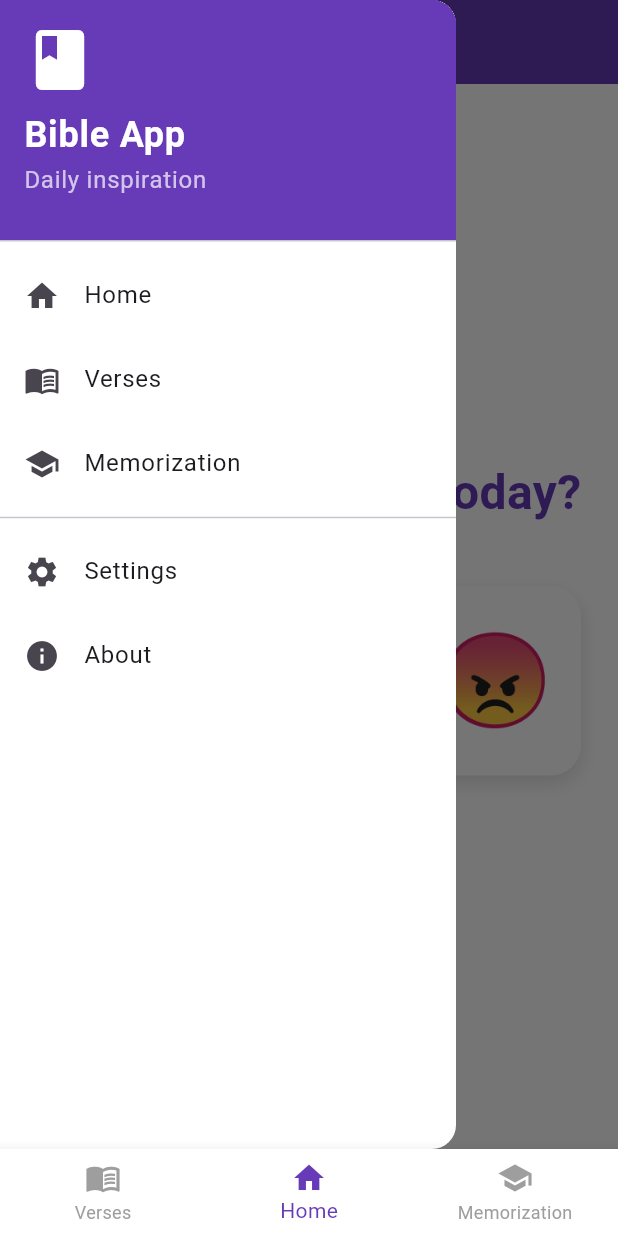
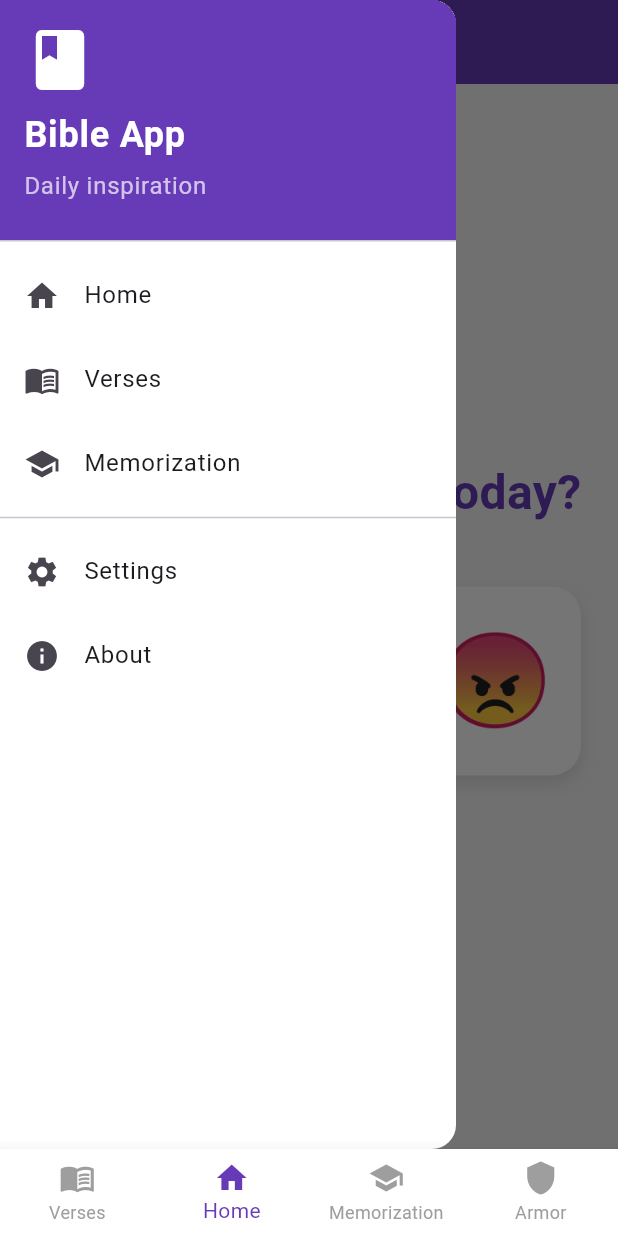
Before and after one commit to cysectools/bible-app, a Flutter app: the screen it shows after launch, in the side drawer, after a tap on the "menu" icon, on a phone screen of 412 x 824 dp. Run offline on Flutter 3.47's test engine with Material 3 defaults, Android fonts, the phone set to English and light mode, and no system bars; our stand-ins replace flutter_local_notifications, font_awesome_flutter, image_gallery_saver, image_picker, permission_handler, screenshot and 3 more; network calls fail.

Commit message:
Updatted Fonts, Armor, Drawer-Text, Icons

```diff
--- a/lib/main.dart
+++ b/lib/main.dart
@@ -1,6 +1,7 @@
 import 'package:flutter/material.dart';
 import 'services/notification_service.dart';
 import 'screens/main_navigation.dart';
+import 'screens/splash_screen.dart';
 
 void main() async {
   WidgetsFlutterBinding.ensureInitialized();
@@ -21,7 +22,7 @@ class MyApp extends StatelessWidget {
         primarySwatch: Colors.deepPurple,
         useMaterial3: true,
       ),
-      home: const MainNavigation(),
+      home: const SplashScreen(),
     );
   }
 }
--- a/lib/screens/home_screen.dart
+++ b/lib/screens/home_screen.dart
@@ -123,10 +123,13 @@ class _HomeScreenState extends State<HomeScreen> {
   @override
   Widget build(BuildContext context) {
     return Scaffold(
-      backgroundColor: Colors.white,
+      backgroundColor: Colors.grey[100],
       appBar: AppBar(
         title: const Text("📖 Daily Bible Verse"),
-        titleTextStyle: const TextStyle(color: Colors.white),
+        titleTextStyle: const TextStyle(
+          color: Colors.white,
+           fontSize: 20
+           ),
         backgroundColor: Colors.deepPurple,
         centerTitle: true,
         elevation: 0,
@@ -142,24 +145,31 @@ class _HomeScreenState extends State<HomeScreen> {
         child: ListView(
           padding: EdgeInsets.zero,
           children: [
-            const DrawerHeader(
-              decoration: BoxDecoration(
+            DrawerHeader(
+              decoration: const BoxDecoration(
                 color: Colors.deepPurple,
               ),
               child: Column(
                 crossAxisAlignment: CrossAxisAlignment.start,
                 children: [
-                  Icon(Icons.book, color: Colors.white, size: 48),
-                  SizedBox(height: 8),
-                  Text(
-                    'Bible App',
-                    style: TextStyle(
-                      color: Colors.white,
-                      fontSize: 24,
-                      fontWeight: FontWeight.bold,
+                  const Icon(Icons.book, color: Colors.white, size: 48),
+                  const SizedBox(height: 8),
+                  GestureDetector( // Must Wrap This Around Any Text Property Bro :/
+                    onTap: () {
+                      Navigator.pop(context);
+                      widget.onSelectTab?.call(1); // Home screen
+                    },
+                    child: const Text(
+                      'Bible App',
+                      style: TextStyle(
+                        color: Colors.white,
+                        fontSize: 24,
+                        fontWeight: FontWeight.bold,
+                      ),
                     ),
                   ),
-                  Text(
+                  const SizedBox(height: 4),
+                  const Text(
                     'Daily inspiration',
                     style: TextStyle(color: Colors.white70),
                   ),
--- a/lib/screens/main_navigation.dart
+++ b/lib/screens/main_navigation.dart
@@ -1,6 +1,8 @@
+// import 'package:bible_app/screens/armor_of_god.dart';
 import 'package:flutter/material.dart';
 import 'home_screen.dart';
 import 'verses_screen.dart';
+import 'package:font_awesome_flutter/font_awesome_flutter.dart';
 import 'memorization_screen.dart';
 
 class MainNavigation extends StatefulWidget {
@@ -14,12 +16,20 @@ class _MainNavigationState extends State<MainNavigation> {
   int _currentIndex = 1; // Start on Home (middle tab)
 
   List<Widget> get _screens => [
-    const VersesScreen(),
-    HomeScreen(
-      onSelectTab: (index) => setState(() => _currentIndex = index),
-    ),
-    const MemorizationScreen(),
-  ];
+  VersesScreen(
+    onSelectTab: (index) => setState(() => _currentIndex = index),
+  ),
+  HomeScreen(
+    onSelectTab: (index) => setState(() => _currentIndex = index),
+  ),
+  MemorizationScreen(
+    onSelectTab: (index) => setState(() => _currentIndex = index),
+  ),
+  // ArmorOfGod(
+  //   onSelectTab: (index) => setState(() => _currentIndex = index),
+  // )
+];
+
 
   @override
   Widget build(BuildContext context) {
@@ -48,6 +58,10 @@ class _MainNavigationState extends State<MainNavigation> {
             icon: Icon(Icons.school),
             label: 'Memorization',
           ),
+          BottomNavigationBarItem(
+            icon: Icon(Icons.shield),
+            label: 'Armor'
+            )
         ],
       ),
     );
--- a/lib/screens/memorization_screen.dart
+++ b/lib/screens/memorization_screen.dart
@@ -7,7 +7,7 @@ class MemorizationScreen extends StatefulWidget {
   const MemorizationScreen({super.key, this.onSelectTab});
 
   @override
-  State<MemorizationScreen> createState() => _MemorizationScreenState();
+  _MemorizationScreenState createState() => _MemorizationScreenState();
 }
 
 class _MemorizationScreenState extends State<MemorizationScreen>
@@ -37,14 +37,17 @@ class _MemorizationScreenState extends State<MemorizationScreen>
   Widget build(BuildContext context) {
     return Scaffold(
       appBar: AppBar(
-        title: const Text("📚 Daily Bible Verse"),
-        titleTextStyle: const TextStyle(color: Colors.white),
+        title: const Text("📚 Memorization"),
+        titleTextStyle: const TextStyle(
+          color: Colors.white,
+          fontSize: 20
+          ),
         backgroundColor: Colors.deepPurple,
         centerTitle: true,
         elevation: 0,
         leading: Builder(
           builder: (context) => IconButton(
-            icon: const Icon(Icons.menu),
+            icon: const Icon(Icons.menu, color: Colors.white),
             onPressed: () => Scaffold.of(context).openDrawer(),
           ),
         ),
--- /dev/null
+++ b/lib/screens/splash_screen.dart
@@ -0,0 +1,61 @@
+import 'package:flutter/material.dart';
+import 'main_navigation.dart';
+
+class SplashScreen extends StatefulWidget {
+  const SplashScreen({super.key});
+
+  @override
+  State<SplashScreen> createState() => _SplashScreenState();
+}
+
+class _SplashScreenState extends State<SplashScreen> {
+  @override
+  void initState() {
+    super.initState();
+
+    // Wait 2 seconds then navigate
+    Future.delayed(const Duration(seconds: 2), () {
+      Navigator.pushReplacement(
+        context,
+        MaterialPageRoute(builder: (_) => const MainNavigation()),
+      );
+    });
+  }
+
+  @override
+  Widget build(BuildContext context) {
+    return Scaffold(
+      backgroundColor: Colors.deepPurple,
+      body: Center(
+        child: Column(
+          mainAxisAlignment: MainAxisAlignment.center,
+          children: const [
+            Icon(
+              Icons.menu_book,
+              size: 100,
+              color: Colors.white,
+            ),
+            SizedBox(height: 20),
+            Text(
+              "Bible App",
+              style: TextStyle(
+                fontSize: 28,
+                fontWeight: FontWeight.bold,
+                color: Colors.white,
+              ),
+            ),
+            SizedBox(height: 10),
+            Text(
+              "“Thy word have I hid in mine heart…”",
+              textAlign: TextAlign.center,
+              style: TextStyle(
+                fontSize: 16,
+                color: Colors.white70,
+              ),
+            ),
+          ],
+        ),
+      ),
+    );
+  }
+}
--- a/lib/screens/verses_screen.dart
+++ b/lib/screens/verses_screen.dart
@@ -7,7 +7,7 @@ class VersesScreen extends StatefulWidget {
   const VersesScreen({super.key, this.onSelectTab});
 
   @override
-  State<VersesScreen> createState() => _VersesScreenState();
+  _VersesScreenState createState() => _VersesScreenState();
 }
 
 class _VersesScreenState extends State<VersesScreen> {
@@ -55,13 +55,16 @@ class _VersesScreenState extends State<VersesScreen> {
     return Scaffold(
       appBar: AppBar(
         title: const Text("📖 Verses"),
-        titleTextStyle: const TextStyle(color: Colors.white),
+        titleTextStyle: const TextStyle(
+          color: Colors.white,
+          fontSize: 20
+          ),
         backgroundColor: Colors.deepPurple,
         centerTitle: true,
         elevation: 0,
         leading: Builder(
           builder: (context) => IconButton(
-            icon: const Icon(Icons.menu),
+            icon: const Icon(Icons.menu, color: Colors.white),
             onPressed: () => Scaffold.of(context).openDrawer(),
           ),
         ),
--- a/pubspec.yaml
+++ b/pubspec.yaml
@@ -28,6 +28,7 @@ environment:
 # the latest version available on pub.dev. To see which dependencies have newer
 # versions available, run `flutter pub outdated`.
 dependencies:
+  font_awesome_flutter: ^10.9.0
   image_gallery_saver: ^2.0.3
   permission_handler: ^11.3.0
   screenshot: ^2.1.0
```
Also changed, not shown: pubspec.lock, 1 other file.
